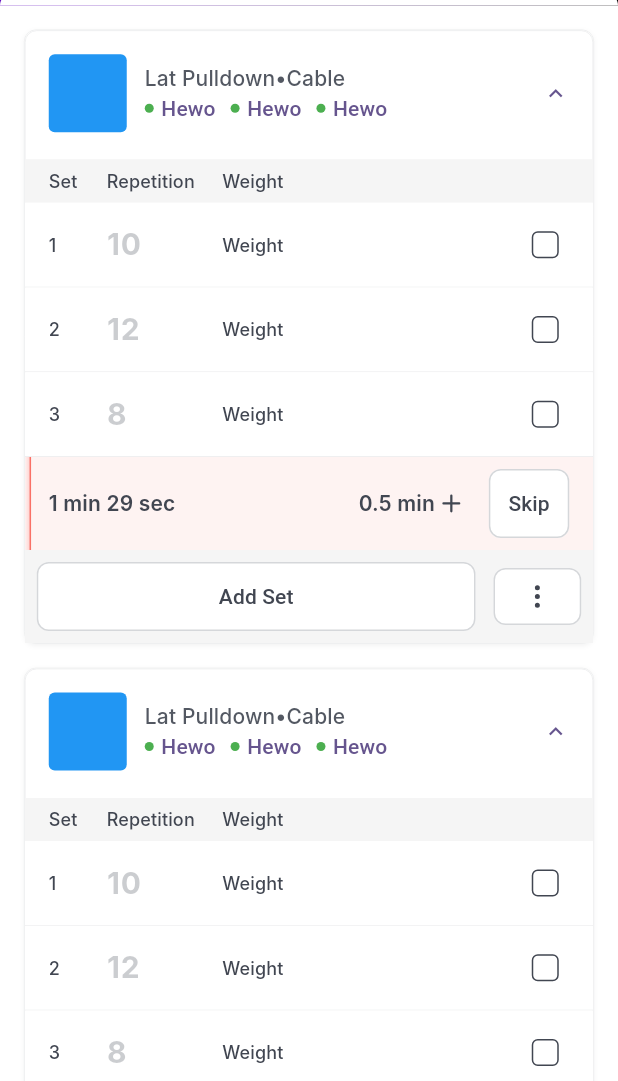
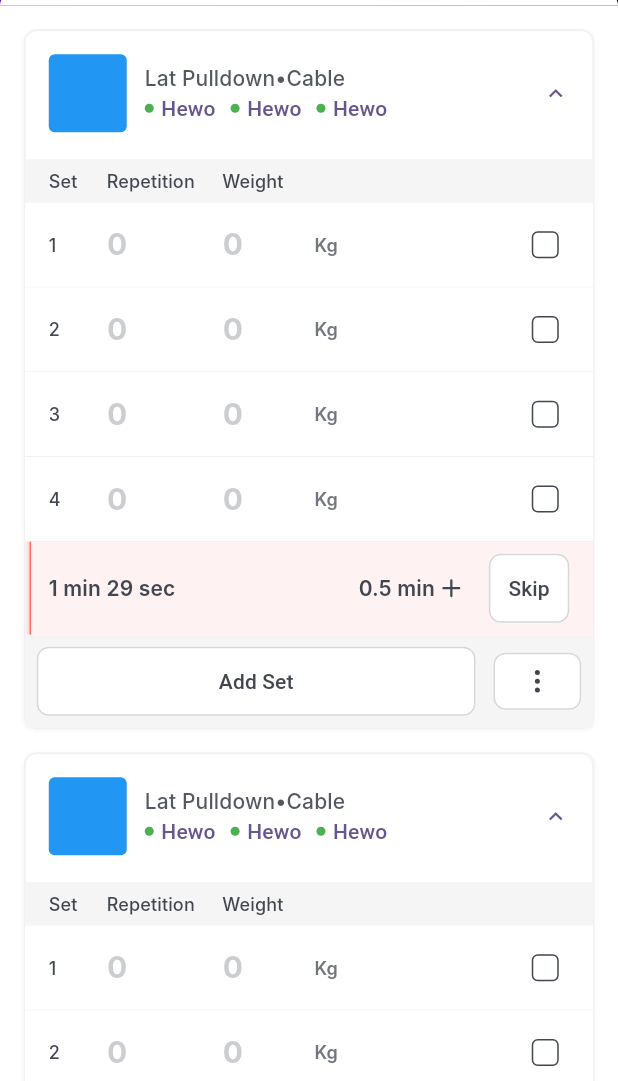
Before and after one commit to vuboitech/vuboi-fitness-app, a Flutter app: the OngoingExercisePage screen opened by its route, on a phone screen of 412 x 824 dp, the part 155-1236 px from its top. Run offline on Flutter 3.47's test engine with Material 3 defaults, Android fonts, the phone set to English and light mode, and no system bars; drawn by our look-alikes of flutter_slidable, scroll_to_index; our stand-ins replace animated_bottom_navigation_bar, cached_network_image, equatable, flutter_bloc, flutter_inset_shadow, flutter_svg and 7 more; missing offline and left inert: flutter_wear_os_connectivity; Roboto replaces fonts that are missing (Inter, PlusJakartaSans).

Commit message:
feat(exercise): initialize some exercise-related UI data model

```diff
--- /dev/null
+++ b/lib/features/exercise/domain/models/equipment.dart
@@ -0,0 +1,9 @@
+class Equipment {
+  String name;
+  String imageUrl;
+
+  Equipment({
+    required this.name,
+    required this.imageUrl,
+  });
+}
--- a/lib/features/exercise/domain/models/exercise_item.dart
+++ b/lib/features/exercise/domain/models/exercise_item.dart
@@ -1,13 +1,62 @@
+import 'package:flutter/cupertino.dart';
+
+enum ExerciseUnitMeasurement {
+  kg,
+  lbs,
+}
+
+class ExerciseSet {
+  TextEditingController repsController;
+  int reps;
+  int repsHint;
+  TextEditingController weightController;
+  double weight;
+  double weightHint;
+  DateTime? finishedAt;
+
+  ExerciseSet({
+    required this.repsHint,
+    required this.weightHint,
+    required this.weightController,
+    required this.reps,
+    required this.repsController,
+    required this.weight,
+    this.finishedAt,
+  });
+}
+
 class ExerciseItem {
   String id;
   String title;
   String content;
   bool isExpanded;
+  ExerciseUnitMeasurement unitMeasurement;
+  List<ExerciseSet> sets;
 
   ExerciseItem({
     required this.id,
     required this.title,
     required this.content,
     this.isExpanded = false,
+    this.unitMeasurement = ExerciseUnitMeasurement.kg,
+    this.sets = const [],
   });
+
+  ExerciseItem copyWith({
+    String? id,
+    String? title,
+    String? content,
+    bool? isExpanded,
+    ExerciseUnitMeasurement? unitMeasurement,
+    List<ExerciseSet>? sets,
+  }) {
+    return ExerciseItem(
+      id: id ?? this.id,
+      title: title ?? this.title,
+      content: content ?? this.content,
+      isExpanded: isExpanded ?? this.isExpanded,
+      unitMeasurement: unitMeasurement ?? this.unitMeasurement,
+      sets: sets ?? this.sets,
+    );
+  }
 }
--- /dev/null
+++ b/lib/features/exercise/domain/models/ongoing_exercise.dart
@@ -0,0 +1,25 @@
+import 'package:fitness/features/exercise/domain/models/exercise_item.dart';
+
+class Workout {
+  String title;
+  List<ExerciseItem> exercises;
+  DateTime? startedAt;
+
+  Workout({
+    required this.title,
+    required this.exercises,
+    this.startedAt,
+  });
+
+  Workout copyWith({
+    String? title,
+    List<ExerciseItem>? exercises,
+    DateTime? startedAt,
+  }) {
+    return Workout(
+      title: title ?? this.title,
+      exercises: exercises ?? this.exercises,
+      startedAt: startedAt ?? this.startedAt,
+    );
+  }
+}
--- /dev/null
+++ b/lib/features/exercise/presentation/bloc/ongoing_exercise/ongoing_exercise_cubit.dart
@@ -0,0 +1,27 @@
+import 'package:equatable/equatable.dart';
+import 'package:fitness/features/exercise/domain/models/ongoing_exercise.dart';
+import 'package:flutter_bloc/flutter_bloc.dart';
+
+part 'ongoing_exercise_state.dart';
+
+class OngoingExerciseCubit extends Cubit<OngoingExerciseState> {
+  OngoingExerciseCubit() : super(OngoingExerciseInitial());
+
+  Workout? ongoingExercise;
+
+  void initOngoingExercise(Workout workout) {
+    emit(StartExerciseInit());
+
+    ongoingExercise = workout;
+
+    emit(ExerciseInitialized());
+  }
+
+  void updateOngoingExercise(Workout workout) {
+    emit(UpdateExerciseItemInit());
+
+    ongoingExercise = workout;
+
+    emit(UpdateExerciseItemFinished());
+  }
+}
--- /dev/null
+++ b/lib/features/exercise/presentation/bloc/ongoing_exercise/ongoing_exercise_state.dart
@@ -0,0 +1,18 @@
+part of 'ongoing_exercise_cubit.dart';
+
+sealed class OngoingExerciseState extends Equatable {
+  const OngoingExerciseState();
+
+  @override
+  List<Object> get props => [];
+}
+
+final class OngoingExerciseInitial extends OngoingExerciseState {}
+
+final class StartExerciseInit extends OngoingExerciseState {}
+
+final class ExerciseInitialized extends OngoingExerciseState {}
+
+final class UpdateExerciseItemInit extends OngoingExerciseState {}
+
+final class UpdateExerciseItemFinished extends OngoingExerciseState {}
--- a/lib/features/exercise/presentation/pages/ongoing_exercise_page.dart
+++ b/lib/features/exercise/presentation/pages/ongoing_exercise_page.dart
@@ -1,5 +1,9 @@
 import 'package:fitness/core/theme_cubit/theme_cubit.dart';
+import 'package:fitness/features/exercise/domain/models/exercise_item.dart';
+import 'package:fitness/features/exercise/domain/models/ongoing_exercise.dart';
+import 'package:fitness/features/exercise/presentation/bloc/ongoing_exercise/ongoing_exercise_cubit.dart';
 import 'package:fitness/features/exercise/presentation/widgets/ongoing_exercise_item.dart';
+import 'package:fitness/injection_container.dart';
 import 'package:fitness/theme/lib.dart';
 import 'package:flutter/material.dart';
 import 'package:flutter_bloc/flutter_bloc.dart';
@@ -18,6 +22,7 @@ class OngoingExercisePage extends StatefulWidget {
 }
 
 class _OngoingExercisePageState extends State<OngoingExercisePage> {
+
   @override
   Widget build(BuildContext context) {
     return Scaffold(
@@ -125,18 +130,6 @@ class _OngoingExercisePageState extends State<OngoingExercisePage> {
   }
 }
 
-class ListItem {
-  final String id;
-  final String title;
-  final String content;
-
-  ListItem({
-    required this.id,
-    required this.title,
-    required this.content,
-  });
-}
-
 class ReorderableExpandableListExample extends StatefulWidget {
   const ReorderableExpandableListExample({super.key});
 
@@ -147,7 +140,8 @@ class ReorderableExpandableListExample extends StatefulWidget {
 
 class _ReorderableExpandableListExampleState
     extends State<ReorderableExpandableListExample> {
-  late List<ListItem> _items;
+
+  final OngoingExerciseCubit _cubit = sl<OngoingExerciseCubit>();
 
   // Map to track expansion state of each item by its ID
   final Map<String, bool> _expandedState = {};
@@ -162,35 +156,54 @@ class _ReorderableExpandableListExampleState
   @override
   void initState() {
     super.initState();
-    _items = List.generate(
+
+    // Initialize dummy ongoing exercise
+    _cubit.initOngoingExercise(Workout(
+      title: 'Upper Body Workout',
+      startedAt: DateTime.now(),
+      exercises: List.generate(
         8,
-      (index) => ListItem(
+            (index) => ExerciseItem(
           id: 'item-$index',
           title: 'Item ${index + 1}',
+          isExpanded: true,
           content:
           'This is the content for item ${index + 1}. You can put any widget here.',
+          sets: List.generate(
+            4,
+                (setIndex) => ExerciseSet(
+                  reps: setIndex,
+                  weight: 20,
+                  repsController: TextEditingController(),
+                  weightController: TextEditingController(),
+                  repsHint: 0,
+                  weightHint: 0,
             ),
-    );
-
-    // Initialize all items as expanded
-    for (var item in _items) {
-      _expandedState[item.id] = true;
-    }
+          ),
+        ),
+      ),
+    ),);
   }
 
   void _onReorder(int oldIndex, int newIndex) async {
+    final items = _cubit.ongoingExercise!.exercises;
+
     setState(() {
       if (oldIndex < newIndex) {
         newIndex -= 1;
       }
-      final item = _items.removeAt(oldIndex);
-      _items.insert(newIndex, item);
+      final item = items.removeAt(oldIndex);
+      items.insert(newIndex, item);
 
       // Set dragging flag to false as reorder is complete
       _isDragging = false;
 
       highlightedIndex = newIndex;
     });
+
+    _cubit.updateOngoingExercise(_cubit.ongoingExercise!.copyWith(
+      exercises: items,
+    ));
 
     await Future.delayed(const Duration(milliseconds: 250));
     if (mounted) {
@@ -207,6 +220,13 @@ class _ReorderableExpandableListExampleState
 
   @override
   Widget build(BuildContext context) {
+    return BlocBuilder(
+      bloc: _cubit,
+      builder: (context, state) {
+        if (_cubit.ongoingExercise == null) {
+          return Container();
+        }
+
         return ReorderableListView.builder(
           scrollController: _autoScrollController,
           padding: const EdgeInsets.all(16),
@@ -311,14 +331,14 @@ class _ReorderableExpandableListExampleState
             });
           },
           onReorder: _onReorder,
-      itemCount: _items.length,
+          itemCount: _cubit.ongoingExercise!.exercises.length,
           itemBuilder: (context, index) {
-        final item = _items[index];
+            final item = _cubit.ongoingExercise!.exercises[index];
             // Use the item's id to track its expanded state, default to false if not found
             final isExpanded = !_isDragging && (_expandedState[item.id] ?? false);
 
             return AutoScrollTag(
-          key: ValueKey(_items[index]),
+              key: ValueKey(index),
               controller: _autoScrollController,
               index: index,
               child: AnimatedContainer(
@@ -341,7 +361,9 @@ class _ReorderableExpandableListExampleState
                   ],
                 ),
                 child: OngoingExerciseItem(
-              isExpanded: isExpanded,
+                  exerciseItem: item,
+                  updateExerciseItem: () {
+                  },
                   onLongPress: () {},
                   onExpansionChanged: (expanded) {
                     // Only update expansion state if not dragging
@@ -356,5 +378,7 @@ class _ReorderableExpandableListExampleState
             );
           },
         );
+      },
+    );
   }
 }
--- a/lib/features/exercise/presentation/widgets/exercise_item_option_dropdown.dart
+++ b/lib/features/exercise/presentation/widgets/exercise_item_option_dropdown.dart
@@ -1,13 +1,9 @@
+import 'package:fitness/features/exercise/domain/models/exercise_item.dart';
 import 'package:fitness/theme/src/themes/commons/app_theme.dart';
 import 'package:fitness/theme/src/widgets/button/primary_button.dart';
 import 'package:fitness/theme/src/widgets/radio.dart';
 import 'package:flutter/material.dart';
 import 'package:flutter_svg/flutter_svg.dart';
-
-enum ExerciseUnitMeasurement {
-  kg,
-  lbs,
-}
 
 class ExerciseItemOptionDropdown extends StatefulWidget {
   final ValueChanged<ExerciseUnitMeasurement> onSelected;
--- a/lib/features/exercise/presentation/widgets/ongoing_exercise_item.dart
+++ b/lib/features/exercise/presentation/widgets/ongoing_exercise_item.dart
@@ -1,3 +1,4 @@
+import 'package:fitness/features/exercise/domain/models/exercise_item.dart';
 import 'package:fitness/features/exercise/presentation/widgets/exercise_set_rest_timer.dart';
 import 'package:fitness/theme/lib.dart';
 import 'package:flutter/material.dart';
@@ -5,30 +6,18 @@ import 'package:flutter_slidable/flutter_slidable.dart';
 
 import 'exercise_item_option_dropdown.dart';
 
-class ExerciseRepetition {
-  int repetition;
-  final TextEditingController repetitionController;
-  double weight;
-  DateTime? finishedAt;
-
-  ExerciseRepetition({
-    required this.repetition,
-    required this.repetitionController,
-    required this.weight,
-    this.finishedAt,
-  });
-}
-
 class OngoingExerciseItem extends StatefulWidget {
-  final bool isExpanded;
+  final ExerciseItem exerciseItem;
   final Function(bool) onExpansionChanged;
   final VoidCallback? onLongPress;
+  final Function updateExerciseItem;
 
   const OngoingExerciseItem({
     super.key,
-    required this.isExpanded,
+    required this.exerciseItem,
     required this.onExpansionChanged,
     this.onLongPress,
+    required this.updateExerciseItem,
   });
 
   @override
@@ -39,24 +28,6 @@ class _OngoingExerciseItemState extends State<OngoingExerciseItem>
     with SingleTickerProviderStateMixin {
   late AnimationController _controller;
   late Animation<double> _animation;
-
-  final List<ExerciseRepetition> _exerciseRepetitions = [
-    ExerciseRepetition(
-      repetition: 10,
-      repetitionController: TextEditingController(),
-      weight: 20,
-    ),
-    ExerciseRepetition(
-      repetition: 12,
-      repetitionController: TextEditingController(),
-      weight: 25,
-    ),
-    ExerciseRepetition(
-      repetition: 8,
-      repetitionController: TextEditingController(),
-      weight: 30,
-    ),
-  ];
 
   @override
   void initState() {
@@ -72,7 +43,7 @@ class _OngoingExerciseItemState extends State<OngoingExerciseItem>
       curve: Curves.easeInOut,
     );
 
-    if (widget.isExpanded) {
+    if (widget.exerciseItem.isExpanded) {
       _controller.forward();
     }
   }
@@ -81,17 +52,13 @@ class _OngoingExerciseItemState extends State<OngoingExerciseItem>
   void dispose() {
     _controller.dispose();
 
-    for (var exerciseSet in _exerciseRepetitions) {
-      exerciseSet.repetitionController.dispose();
-    }
-
     super.dispose();
   }
 
   @override
   void didUpdateWidget(covariant OngoingExerciseItem oldWidget) {
-    if (oldWidget.isExpanded != widget.isExpanded) {
-      if (widget.isExpanded) {
+    if (oldWidget.exerciseItem.isExpanded != widget.exerciseItem.isExpanded) {
+      if (widget.exerciseItem.isExpanded) {
         _controller.forward();
       } else {
         _controller.reverse();
@@ -104,7 +71,7 @@ class _OngoingExerciseItemState extends State<OngoingExerciseItem>
   @override
   Widget build(BuildContext context) {
     return TextButton(
-      onPressed: () => widget.onExpansionChanged(!widget.isExpanded),
+      onPressed: () => widget.onExpansionChanged(!widget.exerciseItem.isExpanded),
       style: TextButton.styleFrom(
         tapTargetSize: MaterialTapTargetSize.shrinkWrap,
         padding: EdgeInsets.zero,
@@ -181,7 +148,7 @@ class _OngoingExerciseItemState extends State<OngoingExerciseItem>
                   mainAxisAlignment: MainAxisAlignment.center,
                   children: [
                     Icon(
-                      widget.isExpanded ? Icons.expand_less : Icons.expand_more,
+                      widget.exerciseItem.isExpanded ? Icons.expand_less : Icons.expand_more,
                     ),
                   ],
                 ),
@@ -261,7 +228,7 @@ class _OngoingExerciseItemState extends State<OngoingExerciseItem>
                   ),
                   ReorderableListView.builder(
                     shrinkWrap: true,
-                    itemCount: _exerciseRepetitions.length,
+                    itemCount: widget.exerciseItem.sets.length,
                     padding: EdgeInsets.zero,
                     physics: const NeverScrollableScrollPhysics(),
                     proxyDecorator:
@@ -277,9 +244,9 @@ class _OngoingExerciseItemState extends State<OngoingExerciseItem>
                         if (oldIndex < newIndex) {
                           newIndex -= 1;
                         }
-                        final ExerciseRepetition item =
+                        /*final ExerciseRepetition item =
                             _exerciseRepetitions.removeAt(oldIndex);
-                        _exerciseRepetitions.insert(newIndex, item);
+                        _exerciseRepetitions.insert(newIndex, item);*/
                       });
                     },
                     itemBuilder: (context, index) {
@@ -292,9 +259,9 @@ class _OngoingExerciseItemState extends State<OngoingExerciseItem>
                           children: [
                             SlidableAction(
                               onPressed: (context) {
-                                setState(() {
+                                /*setState(() {
                                   _exerciseRepetitions.removeAt(index);
-                                });
+                                });*/
                               },
                               autoClose: true,
                               backgroundColor:
@@ -334,8 +301,8 @@ class _OngoingExerciseItemState extends State<OngoingExerciseItem>
                               Expanded(
                                 flex: 2,
                                 child: TextFormField(
-                                  controller: _exerciseRepetitions[index]
-                                      .repetitionController,
+                                  controller: widget.exerciseItem.sets[index]
+                                      .repsController,
                                   onChanged: (value) {
                                     // also update
                                   },
@@ -353,8 +320,8 @@ class _OngoingExerciseItemState extends State<OngoingExerciseItem>
                                       color: context.theme.appColor.textTertiary
                                           .withOpacity(0.3),
                                     ),
-                                    hintText: _exerciseRepetitions[index]
-                                        .repetition
+                                    hintText: widget.exerciseItem.sets[index]
+                                        .repsHint
                                         .toString(),
                                   ),
                                   textAlign: TextAlign.left,
@@ -366,12 +333,49 @@ class _OngoingExerciseItemState extends State<OngoingExerciseItem>
                               ),
                               Expanded(
                                 flex: 2,
-                                child: Text(
-                                  'Weight',
-                                  style: context.theme.appTextTheme.textXsMedium
-                                      .copyWith(
-                                    color: context.theme.appColor.textSecondary,
-                                  ),
+                                child: Row(
+                                  children: [
+                                    Expanded(
+                                      child: TextFormField(
+                                        controller: widget
+                                            .exerciseItem.sets[index]
+                                            .weightController,
+                                        onChanged: (value) {
+                                          // also update
+                                        },
+                                        keyboardType: TextInputType.number,
+                                        decoration: InputDecoration(
+                                          border: InputBorder.none,
+                                          enabledBorder: InputBorder.none,
+                                          focusedBorder: InputBorder.none,
+                                          filled: false,
+                                          contentPadding: EdgeInsets.zero,
+                                          isDense: true,
+                                          hintStyle: context
+                                              .theme.appTextTheme.textXlBold
+                                              .copyWith(
+                                            color: context.theme.appColor.textTertiary
+                                                .withOpacity(0.3),
+                                          ),
+                                          hintText: widget.exerciseItem.sets[index]
+                                              .repsHint
+                                              .toString(),
+                                        ),
+                                        textAlign: TextAlign.left,
+                                        style: context.theme.appTextTheme.textXlBold
+                                            .copyWith(
+                                          color: context.theme.appColor.textTertiary,
+                                        ),
+                                      ),
+                                    ),
+                                    Text(
+                                      'Kg',
+                                      style: context.theme.appTextTheme.textXsSemibold
+                                          .copyWith(
+                                        color: context.theme.appColor.textPlaceholder,
+                                      ),
+                                    )
+                                  ],
                                 ),
                               ),
                               Expanded(
@@ -379,7 +383,7 @@ class _OngoingExerciseItemState extends State<OngoingExerciseItem>
                                 child: Align(
                                   alignment: Alignment.centerRight,
                                   child: Checkbox(
-                                    value: _exerciseRepetitions[index]
+                                    value: widget.exerciseItem.sets[index]
                                             .finishedAt !=
                                         null,
                                     visualDensity: VisualDensity.compact,
@@ -394,12 +398,12 @@ class _OngoingExerciseItemState extends State<OngoingExerciseItem>
                                       width: 1,
                                     ),
                                     onChanged: (bool? isChecked) {
-                                      setState(() {
+                                      /*setState(() {
                                         _exerciseRepetitions[index].finishedAt =
                                             isChecked == true
                                                 ? DateTime.now()
                                                 : null;
-                                      });
+                                      });*/
                                     },
                                   ),
                                 ),
@@ -429,14 +433,14 @@ class _OngoingExerciseItemState extends State<OngoingExerciseItem>
                             variant: ButtonVariant.secondary,
                             onPressed: () {
                               setState(() {
-                                _exerciseRepetitions.add(
+                                /*_exerciseRepetitions.add(
                                   ExerciseRepetition(
                                     repetition: 0,
                                     repetitionController:
                                         TextEditingController(),
                                     weight: 0,
                                   ),
-                                );
+                                );*/
                               });
                             },
                           ),
--- /dev/null
+++ b/lib/injection_container.dart
@@ -0,0 +1,11 @@
+import 'package:fitness/core/theme_cubit/theme_cubit.dart';
+import 'package:fitness/features/exercise/presentation/bloc/ongoing_exercise/ongoing_exercise_cubit.dart';
+import 'package:get_it/get_it.dart';
+
+final sl = GetIt.instance;
+
+Future<void> initializeDependencies() async {
+  // Cubits
+  sl.registerLazySingleton<ThemeCubit>(() => ThemeCubit());
+  sl.registerLazySingleton<OngoingExerciseCubit>(() => OngoingExerciseCubit());
+}
--- a/lib/main.dart
+++ b/lib/main.dart
@@ -1,11 +1,15 @@
 import 'package:fitness/main_app.dart';
 import 'package:flutter/material.dart';
 import 'package:google_fonts/google_fonts.dart';
+
+import 'injection_container.dart';
 
 void main() async {
   WidgetsFlutterBinding.ensureInitialized();
 
   GoogleFonts.config.allowRuntimeFetching = false;
 
+  await initializeDependencies();
+
   runApp(const MainApp());
 }
--- a/pubspec.yaml
+++ b/pubspec.yaml
@@ -10,6 +10,9 @@ dependencies:
   flutter:
     sdk: flutter
   cupertino_icons: ^1.0.8
+  get_it: ^8.0.3
+  equatable: ^2.0.7
+  freezed_annotation: ^3.0.0
   flutter_bloc: ^8.1.6
   flutter_svg: ^2.0.17
   google_fonts: ^6.2.1
@@ -35,8 +38,9 @@ dependencies:
 dev_dependencies:
   flutter_test:
     sdk: flutter
-
   flutter_lints: ^5.0.0
+  build_runner: ^2.4.15
+  freezed: ^3.0.6
 
 flutter:
   uses-material-design: true
```
Also changed, not shown: pubspec.lock. Lines whose indentation alone changed are shown as unchanged.
